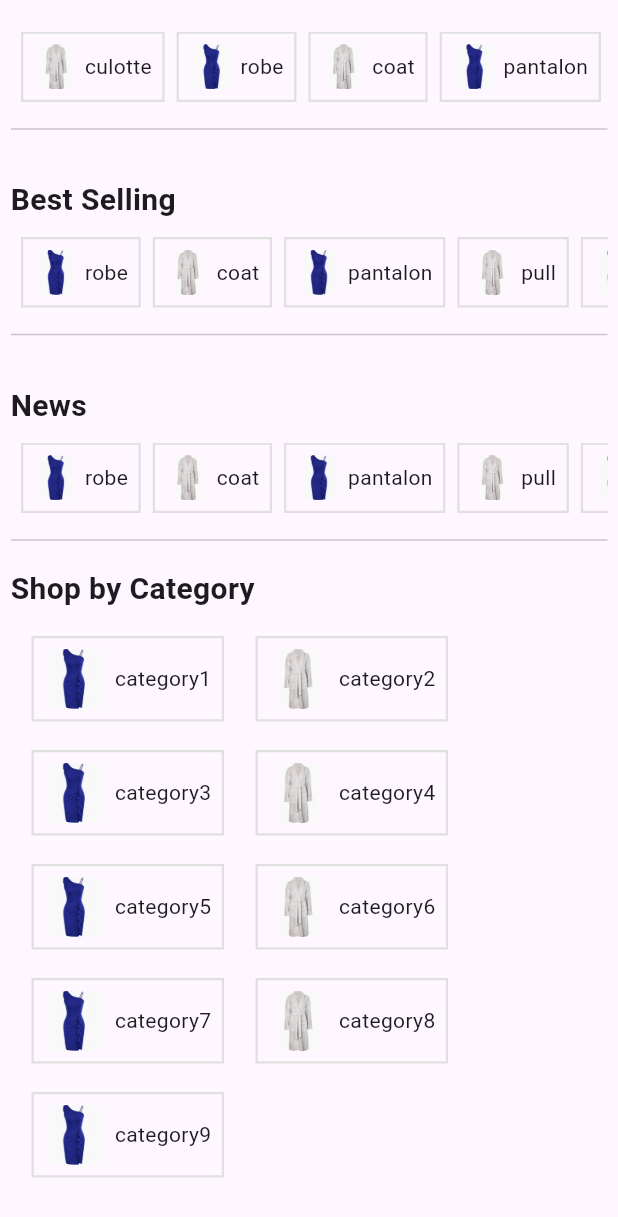
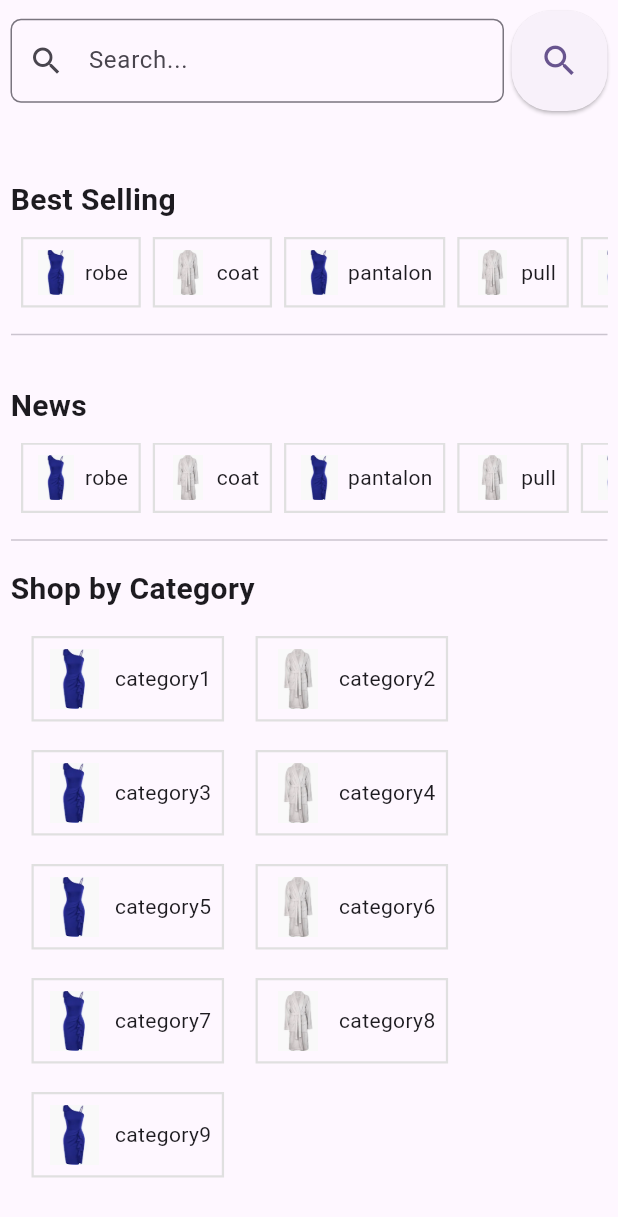
Before and after one commit to Tchouka-Vanelle/flutter_eCommerce_app, a Flutter app: the HomeView widget shown alone on an empty page, opened directly, scrolled down 255 dp, on a phone screen of 412 x 824 dp. Shown: the top 1217 px of the screen. Run offline on Flutter 3.47's test engine with Material 3 defaults, Android fonts, the phone set to English and light mode, and no system bars; our stand-ins replace shared_preferences; accounts and stored records are empty.

Commit message:
modify home page view

```diff
--- a/lib/utils/my_app_pages.dart
+++ b/lib/utils/my_app_pages.dart
@@ -15,7 +15,7 @@ class MyAppPages extends StatefulWidget {
 
 class _MyAppPagesState extends State<MyAppPages> {
 
-  int page = 1;
+  int page = 0;
   void onTabSelected(int val) => setState(() {page = val;});
 
   // list of pages
--- a/lib/views/home_view_element/home_view.dart
+++ b/lib/views/home_view_element/home_view.dart
@@ -65,14 +65,19 @@ class _HomeViewState extends State<HomeView> {
 
     return Padding(
       padding: const EdgeInsets.all(7),
-      child: SingleChildScrollView(
-        scrollDirection: Axis.vertical,
+
         child: Column(
           crossAxisAlignment: CrossAxisAlignment.start,
           children: [
             const Row(),
             SearchSection(searchEntry: searchEntry),
             const SizedBox(height: 20),
+
+            Expanded(
+              child: SingleChildScrollView(
+                scrollDirection: Axis.vertical,
+                child: Column(children: [
+
                   RecentlyConsultedSection(recentlyConsulted: recentlyConsulted),
                   const SizedBox(height: 25),
 
@@ -104,8 +109,15 @@ class _HomeViewState extends State<HomeView> {
                   const SizedBox(height: 25,),
 
                 ],
+              )
+
+
                       ),
             )
+          ]
+        )
     );
+
   }
+
 }
```
Lines whose indentation alone changed are shown as unchanged.
